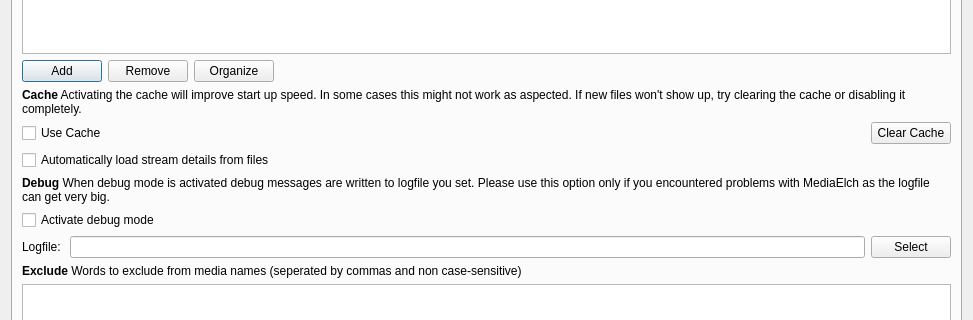
Before: the Qt Designer form settings/SettingsWidget.ui in Komet/MediaElch, drawn with Qt 5; both pictures show x 0 to 973 and y 202 to 522 of the 973 by 805 pixel window.
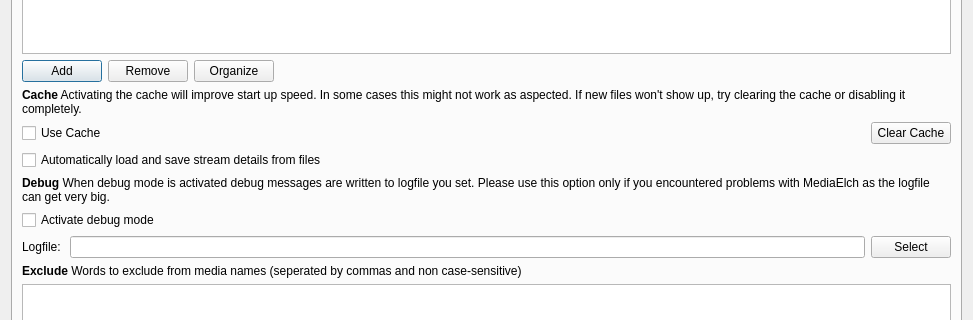
After: the same form once the commit is applied. Icons and pictures are not drawn.

Diff of the .ui file:
```diff
--- a/settings/SettingsWidget.ui
+++ b/settings/SettingsWidget.ui
@@ -238,7 +238,7 @@
        <item>
         <widget class="QCheckBox" name="chkAutoLoadStreamDetails">
          <property name="text">
-          <string>Automatically load stream details from files</string>
+          <string>Automatically load and save stream details from files</string>
          </property>
         </widget>
        </item>
```
